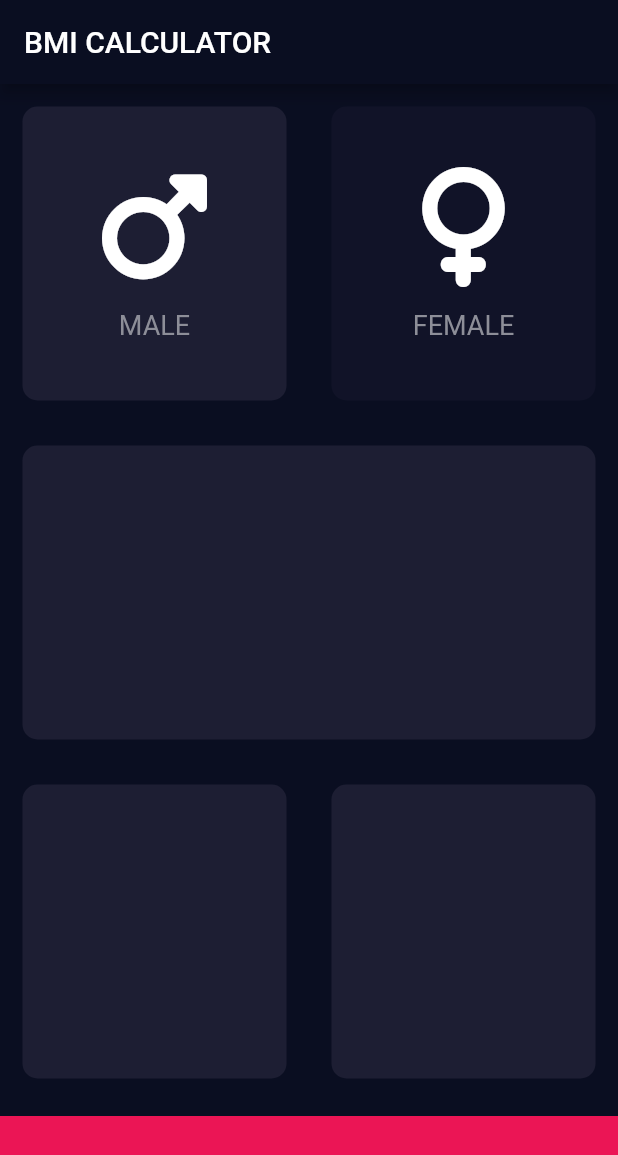
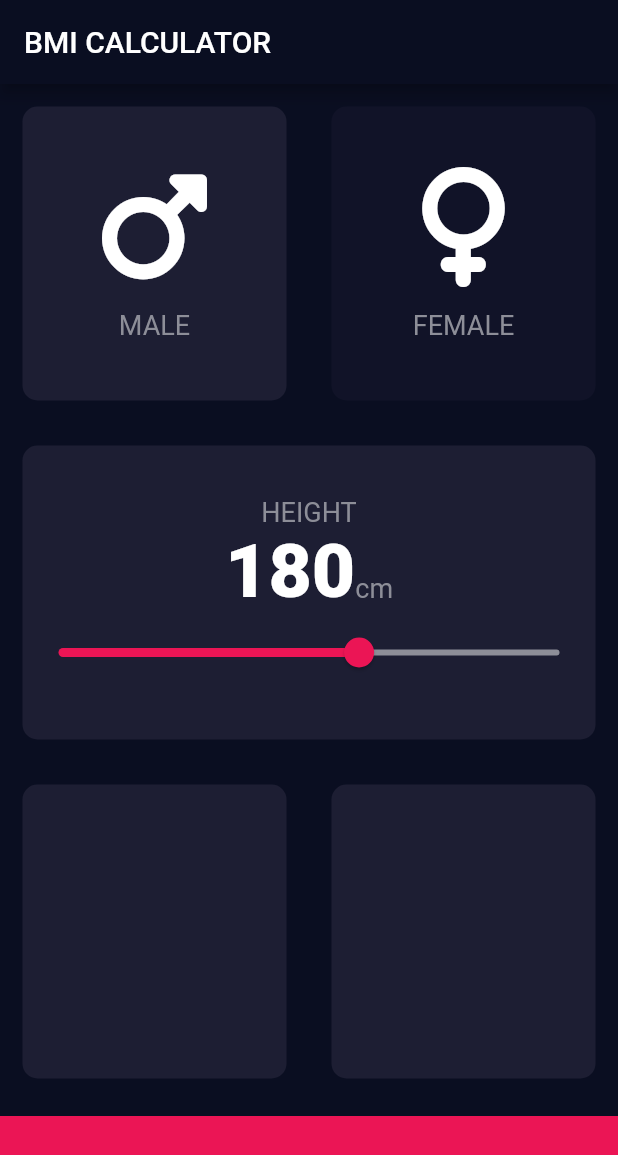
Before and after one commit to cagriaktpe/bmi-calculator, a Flutter app: the screen it shows after launch, on a phone screen of 412 x 824 dp. Shown: the top 1155 px of the screen. Run offline on Flutter 3.47's test engine with Material 2 defaults, Android fonts, the phone set to English and light mode, and no system bars; our stand-ins replace font_awesome_flutter.

Commit message:
Add weight card
Create constants.dart
Update icon_content.dart
Update input_page.dart

```diff
--- /dev/null
+++ b/lib/constants.dart
@@ -0,0 +1,14 @@
+import 'package:flutter/material.dart';
+
+const kBottomContainerHeight = 80.0;
+const kActiveCardColour = Color(0xFF1D1E33);
+const kInactiveCardColour = Color(0xFF111328);
+const kBottomContainerColour = Color(0xFFEB1555);
+
+const kLabelTextStyle = TextStyle(
+    fontSize: 18.0, color: Color(0xFF8D8E98)
+);
+
+const kNumberTextStyle = TextStyle(
+    fontSize: 50.0, fontWeight: FontWeight.w900
+);
--- a/lib/icon_content.dart
+++ b/lib/icon_content.dart
@@ -1,9 +1,5 @@
 import 'package:flutter/material.dart';
-
-const labelTextStyle = TextStyle(
-    fontSize: 18.0, color: Color(0xFF8D8E98)
-);
-
+import 'constants.dart';
 
 class IconContent extends StatelessWidget {
   const IconContent({super.key, required this.icon, required this.label});
@@ -25,7 +21,7 @@ class IconContent extends StatelessWidget {
         ),
         Text(
           label,
-          style: labelTextStyle,
+          style: kLabelTextStyle,
         ),
       ],
     );
--- a/lib/input_page.dart
+++ b/lib/input_page.dart
@@ -2,11 +2,7 @@ import 'package:flutter/material.dart';
 import 'package:font_awesome_flutter/font_awesome_flutter.dart';
 import 'icon_content.dart';
 import 'reusable_card.dart';
-
-const bottomContainerHeight = 80.0;
-const activeCardColour = Color(0xFF1D1E33);
-const inactiveCardColour = Color(0xFF111328);
-const bottomContainerColour = Color(0xFFEB1555);
+import 'constants.dart';
 
 enum Gender {
   male,
@@ -22,6 +18,7 @@ class InputPage extends StatefulWidget {
 
 class _InputPageState extends State<InputPage> {
   Gender selectedGender = Gender.male;
+  int height = 180;
 
   @override
   Widget build(BuildContext context) {
@@ -43,7 +40,7 @@ class _InputPageState extends State<InputPage> {
                         selectedGender = Gender.male;
                       });
                     },
-                    colour: selectedGender == Gender.male ? activeCardColour : inactiveCardColour,
+                    colour: selectedGender == Gender.male ? kActiveCardColour : kInactiveCardColour,
                     cardChild: IconContent(
                       icon: FontAwesomeIcons.mars,
                       label: 'MALE',
@@ -57,7 +54,7 @@ class _InputPageState extends State<InputPage> {
                       selectedGender = Gender.female;
                     });
                   },
-                  colour: selectedGender == Gender.female ? activeCardColour : inactiveCardColour,
+                  colour: selectedGender == Gender.female ? kActiveCardColour : kInactiveCardColour,
                   cardChild: IconContent(
                     icon: FontAwesomeIcons.venus,
                     label: 'FEMALE',
@@ -66,19 +63,61 @@ class _InputPageState extends State<InputPage> {
               ),
             ],
           )),
-          Expanded(child: ReusableCard(colour: activeCardColour)),
+          // Weight card
+          Expanded(
+            child: ReusableCard(
+                colour: kActiveCardColour,
+              cardChild: Column(
+                mainAxisAlignment: MainAxisAlignment.center,
+                children: <Widget>[
+                  const Text(
+                    'HEIGHT',
+                    style: kLabelTextStyle,
+                  ),
+                  Row(
+                    mainAxisAlignment: MainAxisAlignment.center,
+                    crossAxisAlignment: CrossAxisAlignment.baseline,
+                    textBaseline: TextBaseline.alphabetic,
+                    children: <Widget>[
+                      Text(
+                        height.toString(),
+                        style: kNumberTextStyle,
+                      ),
+                      Text(
+                        'cm',
+                        style: kLabelTextStyle,
+                      ),
+                    ],
+                  ),
+                  Slider(
+                    value: height.toDouble(),
+                    min: 120,
+                    max: 220,
+                    activeColor: Color(0xFFEB1555),
+                    inactiveColor: Color(0xFF8D8E98),
+                    onChanged: (double newValue) {
+                      setState(() {
+                        height = newValue.round();
+                      });
+                    },
+                  ),
+                ],
+              ),
+            ),
+
+          ),
           Expanded(
               child: Row(
             children: <Widget>[
-              Expanded(child: ReusableCard(colour: activeCardColour)),
-              Expanded(child: ReusableCard(colour: activeCardColour)),
+              Expanded(child: ReusableCard(colour: kActiveCardColour)),
+              Expanded(child: ReusableCard(colour: kActiveCardColour)),
             ],
           )),
           Container(
-            color: bottomContainerColour,
+            color: kBottomContainerColour,
             margin: const EdgeInsets.only(top: 10.0),
             width: double.infinity,
-            height: bottomContainerHeight,
+            height: kBottomContainerHeight,
           )
         ],
       ),
```
